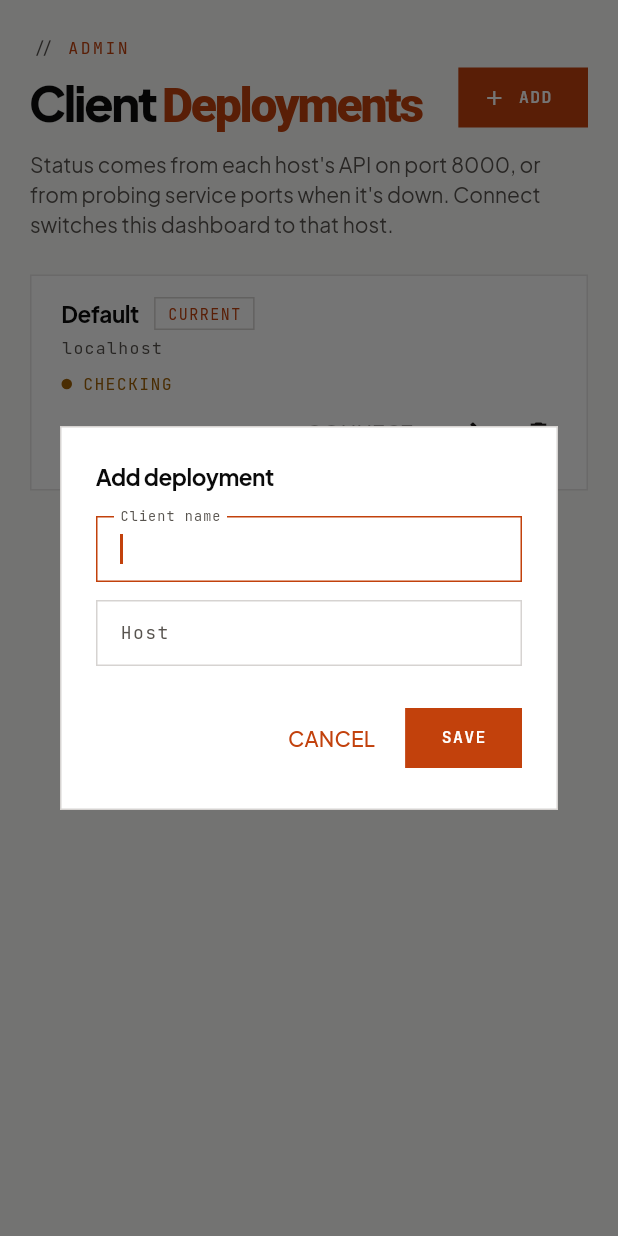
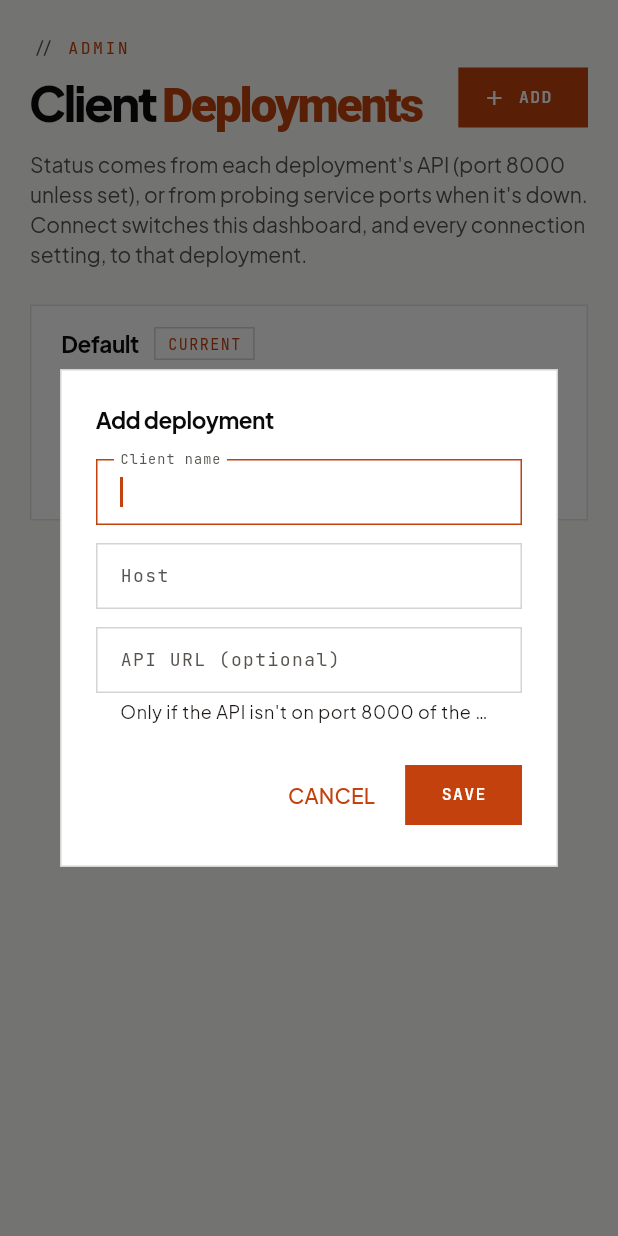
Before and after one commit to raisga/p4n4-dashboard, a Flutter app: the ClientsTab widget shown alone on an empty page, opened directly with empty values, after a tap on "ADD", on a phone screen of 412 x 824 dp. Run offline on Flutter 3.47's test engine with Material 3 defaults, Android fonts, the phone set to English and light mode, and no system bars; our stand-ins replace google_fonts, shared_preferences, webview_flutter; accounts and stored records are empty.

Commit message:
feat: per-deployment connection profiles and CI action bumps

```diff
--- a/lib/api/fleet.dart
+++ b/lib/api/fleet.dart
@@ -1,15 +1,24 @@
-/// A client's p4n4 deployment that an admin monitors from the Clients tab.
+/// A client's p4n4 deployment: a named connection profile that an admin
+/// monitors from the Clients tab and can connect the dashboard to.
 class Deployment {
-  const Deployment(this.name, this.host);
+  Deployment({required this.id, required this.name, Map<String, Object>? values}) : values = {...?values};
 
+  final String id;
   final String name;
 
-  /// Host running the stacks; p4n4-api is expected on port 8000.
-  final String host;
+  /// This deployment's connection settings, keyed like [AppSettings]
+  /// (`host`, `apiBase`, `videoUrl`, …; see `profileKeys`). Missing keys fall
+  /// back to the brand defaults.
+  final Map<String, Object> values;
 
-  Uri get apiUri => Uri.parse('http://$host:8000');
+  Deployment copyWith({String? name, Map<String, Object>? values}) =>
+      Deployment(id: id, name: name ?? this.name, values: values ?? this.values);
 
-  Map<String, String> toJson() => {'name': name, 'host': host};
+  Map<String, Object> toJson() => {'id': id, 'name': name, 'values': values};
 
-  factory Deployment.fromJson(Map<String, dynamic> j) => Deployment(j['name'] as String, j['host'] as String);
+  factory Deployment.fromJson(Map<String, dynamic> j) => Deployment(
+    id: j['id'] as String,
+    name: j['name'] as String,
+    values: ((j['values'] as Map?) ?? const {}).cast<String, Object>(),
+  );
 }
--- a/lib/core/settings.dart
+++ b/lib/core/settings.dart
@@ -9,20 +9,54 @@ import 'brand.dart';
 
 enum AgentBackend { ollama, letta }
 
-/// User-editable connection settings, persisted with shared_preferences.
+/// Settings that belong to a deployment, so switching deployments switches
+/// them all. Everything else (theme, client tabs) is app-wide.
+const profileKeys = {
+  'host',
+  'apiBase',
+  'edgeMetricsUrl',
+  'edgeDemo',
+  'agentBackend',
+  'ollamaModel',
+  'lettaAgentId',
+  'lettaToken',
+  'grafanaPath',
+  'grafanaKiosk',
+  'videoUrl',
+};
+
+/// User-editable settings, persisted with shared_preferences.
+///
+/// Keys in [profileKeys] are read from and written to the active
+/// [deployment]; the getters below always reflect whichever one is connected.
 class AppSettings extends ChangeNotifier {
-  AppSettings._(this._prefs, this._defaults);
+  AppSettings._(this._prefs, this._defaults) {
+    _loadDeployments();
+  }
 
   final SharedPreferences _prefs;
 
   /// Brand-supplied defaults, used until the user changes a value.
   final Map<String, Object> _defaults;
 
+  late List<Deployment> _deployments;
+  late String _activeId;
+
   static Future<AppSettings> load({Map<String, Object> defaults = const {}}) async =>
       AppSettings._(await SharedPreferences.getInstance(), defaults);
 
-  String _str(String key, String fallback) => _prefs.getString(key) ?? _default(key) ?? fallback;
-  bool _bool(String key, bool fallback) => _prefs.getBool(key) ?? _default(key) ?? fallback;
+  Object? _raw(String key, Deployment? d) =>
+      profileKeys.contains(key) ? (d ?? deployment).values[key] : _prefs.get(key);
+
+  String _str(String key, String fallback, [Deployment? d]) => switch (_raw(key, d)) {
+    String v => v,
+    _ => _default(key) ?? fallback,
+  };
+
+  bool _bool(String key, bool fallback, [Deployment? d]) => switch (_raw(key, d)) {
+    bool v => v,
+    _ => _default(key) ?? fallback,
+  };
 
   T? _default<T>(String key) => switch (_defaults[key]) {
     T v => v,
@@ -31,11 +65,16 @@ class AppSettings extends ChangeNotifier {
   };
 
   Future<void> _set(String key, Object value) async {
-    switch (value) {
-      case String v:
-        await _prefs.setString(key, v);
-      case bool v:
-        await _prefs.setBool(key, v);
+    if (profileKeys.contains(key)) {
+      deployment.values[key] = value;
+      await _saveDeployments();
+    } else {
+      switch (value) {
+        case String v:
+          await _prefs.setString(key, v);
+        case bool v:
+          await _prefs.setBool(key, v);
+      }
     }
     notifyListeners();
   }
@@ -44,7 +83,7 @@ class AppSettings extends ChangeNotifier {
   set themeMode(ThemeMode v) => _set('themeMode', v.name);
 
   /// Host running the p4n4 stacks. Use 10.0.2.2 from the Android emulator.
-  String get host => _str('host', 'localhost');
+  String get host => hostOf(deployment);
   set host(String v) => _set('host', v.trim());
 
   /// Builds `http://<host>:<port><path>`.
@@ -53,7 +92,7 @@ class AppSettings extends ChangeNotifier {
   // p4n4-api gateway
   String get apiBase => _str('apiBase', '');
   set apiBase(String v) => _set('apiBase', v.trim());
-  Uri get apiUri => apiBase.isNotEmpty ? Uri.parse(apiBase) : url(8000);
+  Uri get apiUri => apiUriOf(deployment);
 
   // Edge metrics
   String get edgeMetricsUrl => _str('edgeMetricsUrl', '');
@@ -106,14 +145,95 @@ class AppSettings extends ChangeNotifier {
 
   set clientTabs(List<DashTab> v) => _set('clientTabs', v.map((t) => t.name).join(','));
 
-  /// Deployments listed in the admin Clients tab. Starts with the current host.
-  List<Deployment> get deployments {
-    final raw = _prefs.getString('deployments');
-    if (raw == null) return [Deployment('Default', host)];
-    return [for (final d in jsonDecode(raw) as List) Deployment.fromJson((d as Map).cast())];
+  // Deployments
+
+  /// Deployments listed in the admin Clients tab. There is always at least one.
+  List<Deployment> get deployments => List.unmodifiable(_deployments);
+
+  /// The deployment the dashboard is connected to.
+  Deployment get deployment => _deployments.firstWhere((d) => d.id == _activeId);
+
+  String hostOf(Deployment d) => _str('host', 'localhost', d);
+
+  Uri apiUriOf(Deployment d) {
+    final base = _str('apiBase', '', d);
+    return base.isNotEmpty ? Uri.parse(base) : Uri.parse('http://${hostOf(d)}:8000');
   }
 
-  set deployments(List<Deployment> v) => _set('deployments', jsonEncode([for (final d in v) d.toJson()]));
+  /// Switches every connection setting to [id]'s.
+  Future<void> connect(String id) async {
+    if (id == _activeId || !_deployments.any((d) => d.id == id)) return;
+    _activeId = id;
+    await _prefs.setString('activeDeployment', id);
+    notifyListeners();
+  }
+
+  /// Adds [d], or replaces the deployment with the same id.
+  Future<void> saveDeployment(Deployment d) async {
+    final i = _deployments.indexWhere((e) => e.id == d.id);
+    i < 0 ? _deployments.add(d) : _deployments[i] = d;
+    await _saveDeployments();
+    notifyListeners();
+  }
+
+  /// Removes [id]. The connected deployment can't be removed.
+  Future<void> removeDeployment(String id) async {
+    if (id == _activeId) return;
+    _deployments.removeWhere((d) => d.id == id);
+    await _saveDeployments();
+    notifyListeners();
+  }
+
+  /// A new, unused deployment id.
+  String newDeploymentId() {
+    var n = DateTime.now().microsecondsSinceEpoch;
+    while (_deployments.any((d) => d.id == n.toRadixString(36))) {
+      n++;
+    }
+    return n.toRadixString(36);
+  }
+
+  Future<void> _saveDeployments() =>
+      _prefs.setString('deployments', jsonEncode([for (final d in _deployments) d.toJson()]));
+
+  void _loadDeployments() {
+    final raw = _prefs.getString('deployments');
+    final list = raw == null ? <Map>[] : (jsonDecode(raw) as List).cast<Map>();
+    if (list.isNotEmpty && list.every((d) => d.containsKey('id'))) {
+      _deployments = [for (final d in list) Deployment.fromJson(d.cast())];
+      final active = _prefs.getString('activeDeployment');
+      _activeId = _deployments.any((d) => d.id == active) ? active! : _deployments.first.id;
+    } else {
+      _migrate(list);
+    }
+  }
+
+  /// Before profiles, connection settings were top-level keys and deployments
+  /// were `{name, host}` pairs. Those settings move into the deployment on the
+  /// current host (or a new "Default" one); other deployments keep their host.
+  void _migrate(List<Map> old) {
+    final legacy = {
+      for (final k in profileKeys)
+        if (_prefs.get(k) case final Object v) k: v,
+    };
+    final host = legacy['host'] as String? ?? _default<String>('host') ?? 'localhost';
+    String? active;
+    _deployments = [
+      for (final (i, d) in old.indexed)
+        if (active == null && d['host'] == host)
+          Deployment(id: active = 'd$i', name: d['name'] as String, values: legacy)
+        else
+          Deployment(id: 'd$i', name: d['name'] as String, values: {'host': d['host'] as String}),
+    ];
+    if (active == null) _deployments.insert(0, Deployment(id: 'default', name: 'Default', values: legacy));
+    _activeId = active ?? 'default';
+    // Fire-and-forget: the in-memory state is already migrated.
+    _saveDeployments();
+    _prefs.setString('activeDeployment', _activeId);
+    for (final k in legacy.keys) {
+      _prefs.remove(k);
+    }
+  }
 }
 
 /// Exposes [AppSettings] to the widget tree and rebuilds dependents on change.
--- a/lib/main.dart
+++ b/lib/main.dart
@@ -159,7 +159,7 @@ class _HomeShellState extends State<HomeShell> {
         title: const Wordmark(),
         actions: [
           if (wide) ...[
-            if (admin) Center(child: Text('// ${SettingsScope.of(context).host}', style: p4.mono())),
+            if (admin) Center(child: Text('// ${_connection(SettingsScope.of(context))}', style: p4.mono())),
             const SizedBox(width: 12),
             Center(child: TagBadge(admin ? 'admin' : 'client', color: admin ? p4.amber : p4.accent)),
             const SizedBox(width: 8),
@@ -224,6 +224,9 @@ class _HomeShellState extends State<HomeShell> {
   }
 }
 
+/// The connected deployment, named once there's more than one to tell apart.
+String _connection(AppSettings s) => s.deployments.length > 1 ? '${s.deployment.name} · ${s.host}' : s.host;
+
 /// Cycles system → light → dark.
 class _ThemeToggle extends StatelessWidget {
   const _ThemeToggle(this.settings);
--- a/lib/pages/settings_page.dart
+++ b/lib/pages/settings_page.dart
@@ -63,6 +63,11 @@ class SettingsPage extends StatelessWidget {
                   ]),
                   if (admin) ...[
                     _section('connection', [
+                      Text(
+                        'This section and the ones below belong to the "${s.deployment.name}" deployment. '
+                        'Switch deployments from the Clients tab.',
+                        style: p4.display(size: 13, color: p4.muted, weight: FontWeight.w400, spacing: 0),
+                      ),
                       _Field(
                         'Host',
                         s.host,
--- a/lib/tabs/clients_tab.dart
+++ b/lib/tabs/clients_tab.dart
@@ -21,19 +21,23 @@ class ClientsTab extends StatefulWidget {
 class _ClientsTabState extends State<ClientsTab> {
   P4Colors get p4 => context.p4;
 
-  /// Keyed by host, so renaming a deployment keeps its status.
+  /// Keyed by [_target], so renaming a deployment keeps its status.
   final _reports = <String, ServiceReport>{};
   final _checking = <String>{};
   Timer? _timer;
-  String? _hosts;
+  String? _targets;
 
-  /// Re-checks only when the set of hosts changes, not on every settings change.
+  /// What a deployment's status depends on: its host and API URL.
+  String _target(AppSettings s, Deployment d) => '${s.hostOf(d)}|${s.apiUriOf(d)}';
+
+  /// Re-checks only when a deployment's host or API changes, not on every settings change.
   @override
   void didChangeDependencies() {
     super.didChangeDependencies();
-    final hosts = SettingsScope.of(context).deployments.map((d) => d.host).join('|');
-    if (hosts != _hosts) {
-      _hosts = hosts;
+    final s = SettingsScope.of(context);
+    final targets = s.deployments.map((d) => _target(s, d)).join(' ');
+    if (targets != _targets) {
+      _targets = targets;
       _refresh();
     }
     _schedule();
@@ -65,40 +69,40 @@ class _ClientsTabState extends State<ClientsTab> {
 
   Future<void> _refresh() async {
     if (!widget.active) return;
-    final byHost = {for (final d in SettingsScope.of(context).deployments) d.host: d};
-    await Future.wait(byHost.values.map(_check));
+    final s = SettingsScope.of(context);
+    final byTarget = {for (final d in s.deployments) _target(s, d): d};
+    await Future.wait(byTarget.entries.map((e) => _check(s, e.key, e.value)));
   }
 
-  Future<void> _check(Deployment d) async {
-    if (!_checking.add(d.host)) return;
+  Future<void> _check(AppSettings s, String target, Deployment d) async {
+    if (!_checking.add(target)) return;
     setState(() {});
+    final host = s.hostOf(d);
     try {
-      final r = await checkServices(d.apiUri, (s) => Uri.parse('http://${d.host}:${s.port}${s.path}'));
-      if (mounted) setState(() => _reports[d.host] = r);
+      final r = await checkServices(s.apiUriOf(d), (svc) => Uri.parse('http://$host:${svc.port}${svc.path}'));
+      if (mounted) setState(() => _reports[target] = r);
     } finally {
-      if (mounted) setState(() => _checking.remove(d.host));
+      if (mounted) setState(() => _checking.remove(target));
     }
   }
 
-  Future<void> _edit(AppSettings s, [int? index]) async {
-    final list = s.deployments;
-    final result = await showDialog<Deployment>(
+  Future<void> _edit(AppSettings s, [Deployment? d]) async {
+    final result = await showDialog<_DeploymentForm>(
       context: context,
-      builder: (_) => _DeploymentDialog(initial: index == null ? null : list[index]),
+      builder: (_) => _DeploymentDialog(
+        initial: d == null ? null : (name: d.name, host: s.hostOf(d), apiBase: d.values['apiBase'] as String? ?? ''),
+      ),
     );
     if (result == null) return;
-    if (index == null) {
-      list.add(result);
-    } else {
-      list[index] = result;
-    }
-    // Saving changes the host list, which triggers a check of any new host.
-    s.deployments = list;
-  }
-
-  void _remove(AppSettings s, int index) {
-    final list = s.deployments..removeAt(index);
-    s.deployments = list;
+    // An empty API URL means "the default", so drop the key rather than store ''.
+    final values = {...?d?.values, 'host': result.host}..remove('apiBase');
+    if (result.apiBase.isNotEmpty) values['apiBase'] = result.apiBase;
+    // Saving changes the targets, which triggers a check of anything new.
+    await s.saveDeployment(
+      d == null
+          ? Deployment(id: s.newDeploymentId(), name: result.name, values: values)
+          : d.copyWith(name: result.name, values: values),
+    );
   }
 
   @override
@@ -139,8 +143,8 @@ class _ClientsTabState extends State<ClientsTab> {
                   ),
                   const SizedBox(height: 10),
                   Text(
-                    'Status comes from each host\'s API on port 8000, or from probing service ports when it\'s down. '
-                    'Connect switches this dashboard to that host.',
+                    'Status comes from each deployment\'s API (port 8000 unless set), or from probing service ports when '
+                    'it\'s down. Connect switches this dashboard, and every connection setting, to that deployment.',
                     style: p4.display(size: 14, color: p4.muted, weight: FontWeight.w400, spacing: 0),
                   ),
                   const SizedBox(height: 24),
@@ -156,7 +160,7 @@ class _ClientsTabState extends State<ClientsTab> {
                       padding: const EdgeInsets.all(1),
                       child: Column(
                         children: [
-                          for (final (i, d) in list.indexed) ...[if (i > 0) const SizedBox(height: 1), _row(s, i, d)],
+                          for (final (i, d) in list.indexed) ...[if (i > 0) const SizedBox(height: 1), _row(s, d)],
                         ],
                       ),
                     ),
@@ -169,9 +173,11 @@ class _ClientsTabState extends State<ClientsTab> {
     );
   }
 
-  Widget _row(AppSettings s, int i, Deployment d) {
-    final r = _reports[d.host];
-    final current = d.host == s.host;
+  Widget _row(AppSettings s, Deployment d) {
+    final r = _reports[_target(s, d)];
+    final current = d.id == s.deployment.id;
+    final api = s.apiUriOf(d);
+    final customApi = api != Uri.parse('http://${s.hostOf(d)}:8000');
     final health = switch (r) {
       null => Health.pending,
       _ when r.known == 0 => Health.unknown,
@@ -195,7 +201,7 @@ class _ClientsTabState extends State<ClientsTab> {
           ],
         ),
         const SizedBox(height: 4),
-        Text(d.host, overflow: TextOverflow.ellipsis, style: p4.mono()),
+        Text(customApi ? '${s.hostOf(d)} · api $api' : s.hostOf(d), overflow: TextOverflow.ellipsis, style: p4.mono()),
         const SizedBox(height: 8),
         StatusIndicator(health, label: label),
       ],
@@ -203,9 +209,13 @@ class _ClientsTabState extends State<ClientsTab> {
     final actions = Row(
       mainAxisSize: MainAxisSize.min,
       children: [
-        TextButton(onPressed: current ? null : () => s.host = d.host, child: const Text('CONNECT')),
-        IconButton(tooltip: 'Edit', onPressed: () => _edit(s, i), icon: const Icon(Icons.edit_outlined, size: 18)),
-        IconButton(tooltip: 'Remove', onPressed: () => _remove(s, i), icon: const Icon(Icons.delete_outline, size: 18)),
+        TextButton(onPressed: current ? null : () => s.connect(d.id), child: const Text('CONNECT')),
+        IconButton(tooltip: 'Edit', onPressed: () => _edit(s, d), icon: const Icon(Icons.edit_outlined, size: 18)),
+        IconButton(
+          tooltip: current ? 'Connect to another deployment to remove this one' : 'Remove',
+          onPressed: current ? null : () => s.removeDeployment(d.id),
+          icon: const Icon(Icons.delete_outline, size: 18),
+        ),
       ],
     );
     return Container(
@@ -232,11 +242,13 @@ class _ClientsTabState extends State<ClientsTab> {
   }
 }
 
+typedef _DeploymentForm = ({String name, String host, String apiBase});
+
 /// Owns its controllers so they outlive the dialog's exit animation.
 class _DeploymentDialog extends StatefulWidget {
   const _DeploymentDialog({this.initial});
 
-  final Deployment? initial;
+  final _DeploymentForm? initial;
 
   @override
   State<_DeploymentDialog> createState() => _DeploymentDialogState();
@@ -247,18 +259,20 @@ class _DeploymentDialogState extends State<_DeploymentDialog> {
 
   late final _name = TextEditingController(text: widget.initial?.name);
   late final _host = TextEditingController(text: widget.initial?.host);
+  late final _api = TextEditingController(text: widget.initial?.apiBase);
 
   @override
   void dispose() {
     _name.dispose();
     _host.dispose();
+    _api.dispose();
     super.dispose();
   }
 
   void _save() {
-    final name = _name.text.trim(), host = _host.text.trim();
+    final name = _name.text.trim(), host = _host.text.trim(), api = _api.text.trim();
     if (host.isEmpty) return;
-    Navigator.pop(context, Deployment(name.isEmpty ? host : name, host));
+    Navigator.pop<_DeploymentForm>(context, (name: name.isEmpty ? host : name, host: host, apiBase: api));
   }
 
   @override
@@ -285,6 +299,17 @@ class _DeploymentDialogState extends State<_DeploymentDialog> {
               decoration: const InputDecoration(labelText: 'Host', hintText: '192.168.1.50'),
               onSubmitted: (_) => _save(),
             ),
+            const SizedBox(height: 12),
+            TextField(
+              controller: _api,
+              style: p4.mono(size: 13, color: p4.text, spacing: 0),
+              decoration: const InputDecoration(
+                labelText: 'API URL (optional)',
+                hintText: 'http://<host>:8000',
+                helperText: 'Only if the API isn\'t on port 8000 of the host',
+              ),
+              onSubmitted: (_) => _save(),
+            ),
           ],
         ),
       ),
```
Also changed, not shown: 5 other files.
